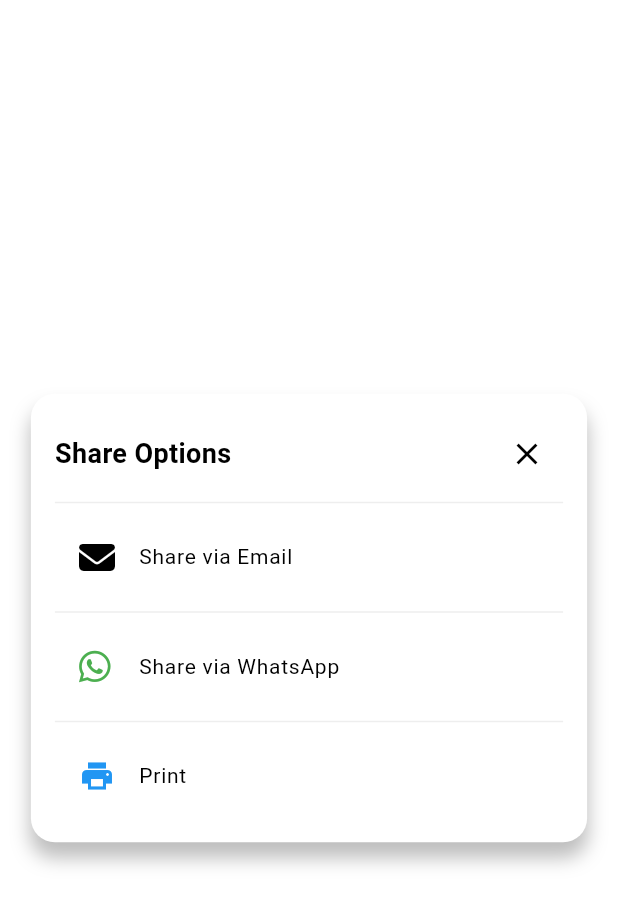
After one commit to ezatkh/payment-digitization-receipt, a Flutter app: the ShareScreenOptions screen opened directly, on a phone screen of 412 x 824 dp. The commit adds this screen. Shown: the top 905 px of the screen. Run offline on Flutter 3.47's test engine with Material 3 defaults, Android fonts, the phone set to English and light mode, and no system bars; our stand-ins replace connectivity_plus, flutter_screenutil, flutter_spinkit, font_awesome_flutter, local_auth, pdf and 5 more; missing offline and left inert: flutter_social_content_share, number_to_word_arabic, number_to_words_english; accounts and stored records are empty.

Commit message:
edit ui of share options

```diff
--- /dev/null
+++ b/lib/Screens/ShareScreenOptions.dart
@@ -0,0 +1,126 @@
+import 'package:flutter/material.dart';
+import 'package:flutter_social_content_share/flutter_social_content_share.dart';
+import 'package:font_awesome_flutter/font_awesome_flutter.dart';
+
+class ShareScreenOptions extends StatelessWidget {
+  const ShareScreenOptions({Key? key}) : super(key: key);
+
+  void _shareEmail() async {
+    String? result = await FlutterSocialContentShare.shareOnEmail(
+      recipients: ["example@example.com"],
+      subject: "Subject appears here",
+      body: "Body appears here",
+      isHTML: true,
+    );
+    print(result);
+  }
+
+  void _shareWhatsApp() async {
+    String? result = await FlutterSocialContentShare.shareOnWhatsapp(
+      "0000000",
+      "Text appears here",
+    );
+    print(result);
+  }
+
+  void _sharePrinter() {
+    // Your printer sharing implementation here
+    print('Printer share triggered');
+  }
+
+  Widget _buildCustomDivider() {
+    return Container(
+      margin: const EdgeInsets.symmetric(vertical: 8.0),
+      height: 1.0,
+      color: Colors.grey[200], // Custom grey color for the divider
+    );
+  }
+
+  @override
+  Widget build(BuildContext context) {
+    return GestureDetector(
+      onTap: () {},
+      child: Scaffold(
+        backgroundColor: Colors.transparent,
+        body: Center(
+          child: Container(
+            width: MediaQuery.of(context).size.width * 0.9,
+            decoration: BoxDecoration(
+              color: Colors.white,
+              borderRadius: BorderRadius.circular(16.0),
+              boxShadow: [
+                BoxShadow(
+                  color: Colors.black26,
+                  blurRadius: 10,
+                  offset: Offset(0, 10),
+                ),
+              ],
+            ),
+            child: Padding(
+              padding: const EdgeInsets.all(16.0),
+              child: Column(
+                mainAxisSize: MainAxisSize.min,
+                children: [
+                  Row(
+                    mainAxisAlignment: MainAxisAlignment.spaceBetween,
+                    children: [
+                      Text(
+                        'Share Options',
+                        style: TextStyle(
+                          fontWeight: FontWeight.bold,
+                          fontSize: 18.0,
+                        ),
+                      ),
+                      IconButton(
+                        icon: Icon(Icons.close),
+                        onPressed: () {
+                          Navigator.pop(context);
+                        },
+                      ),
+                    ],
+                  ),
+                  _buildCustomDivider(), // Custom divider
+                  ListTile(
+                    leading: FaIcon(FontAwesomeIcons.solidEnvelope),
+                    title: Text(
+                      'Share via Email',
+                      style: TextStyle(fontSize: 14.0), // Reduced font size
+                    ),
+                    onTap: () {
+                      Navigator.pop(context);
+                      _shareEmail();
+                    },
+                  ),
+                  _buildCustomDivider(), // Custom divider
+                  ListTile(
+                    leading: FaIcon(FontAwesomeIcons.whatsapp, color: Colors.green),
+                    title: Text(
+                      'Share via WhatsApp',
+                      style: TextStyle(fontSize: 14.0), // Reduced font size
+                    ),
+                    onTap: () {
+                      Navigator.pop(context);
+                      _shareWhatsApp();
+                    },
+                  ),
+                  _buildCustomDivider(), // Custom divider
+                  ListTile(
+                    leading: Icon(Icons.print, color: Colors.blue), // Default Flutter icon for Printer
+                    title: Text(
+                      'Print',
+                      style: TextStyle(fontSize: 14.0), // Reduced font size
+                    ),
+                    onTap: () {
+                      Navigator.pop(context);
+                      _sharePrinter();
+                    },
+                  ),
+                ],
+              ),
+            ),
+          ),
+        ),
+      ),
+    );
+  }
+}
--- a/pubspec.yaml
+++ b/pubspec.yaml
@@ -38,6 +38,7 @@ dependencies:
   local_auth: ^2.2.0
   share_plus: ^4.0.0
   share: ^2.0.4
+  flutter_social_content_share: ^1.0.2
   printing: ^5.6.0
   logger: ^1.0.0
   shared_preferences: ^2.2.3
@@ -48,6 +49,7 @@ dependencies:
   flutter_screenutil: ^5.9.0
   flutter_spinkit: ^5.2.1
   connectivity_plus: ^6.0.3
+  font_awesome_flutter: ^10.1.0
   flutter_localizations:
     sdk: flutter
   intl: ^0.19.0
```
Also changed, not shown: lib/Screens/PaymentHistoryScreen.dart (+32 -1 lines), pubspec.lock.
